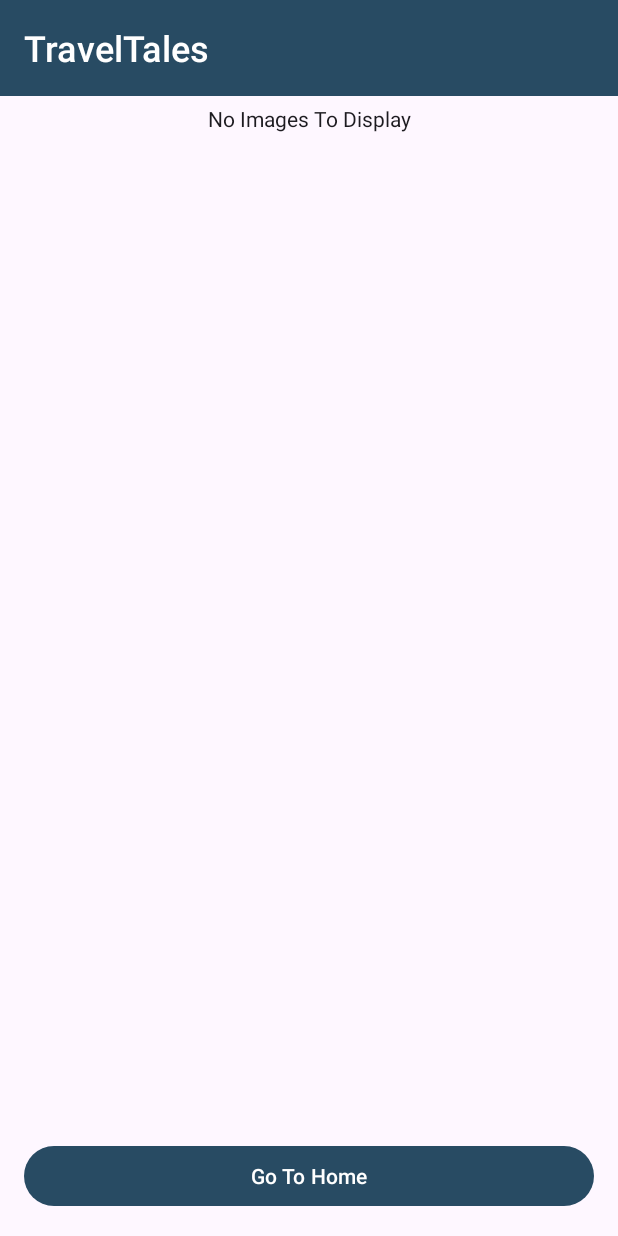
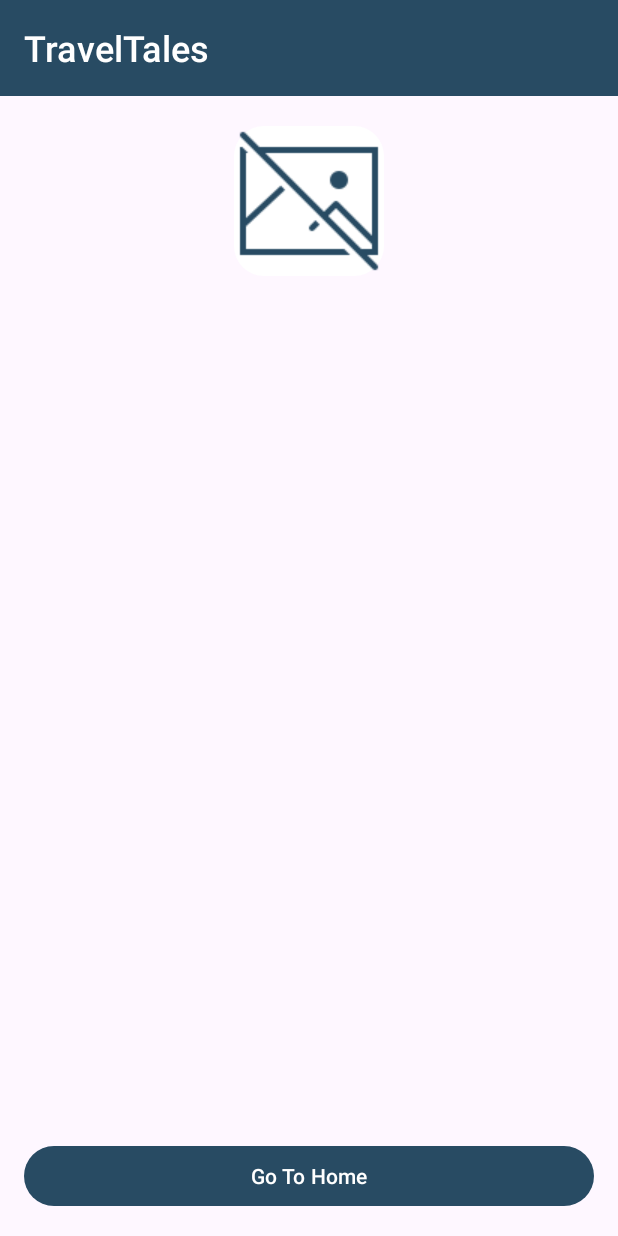
Before and after one commit to harshadayadav154/travel_tales_android, an Android app: the JournalGalleryActivity screen opened directly, with no data from a screen before it, on a phone screen of 412 x 824 dp. Run offline under Robolectric (Android 15) with nearby library versions, the phone set to English and light mode, and no system bars.

Commit message:
fixed layouts

```diff
--- a/app/src/main/java/com/example/travel_tales/activities/JournalGalleryActivity.java
+++ b/app/src/main/java/com/example/travel_tales/activities/JournalGalleryActivity.java
@@ -14,6 +14,7 @@ import androidx.appcompat.app.AppCompatActivity;
 import androidx.core.app.ActivityCompat;
 import androidx.core.content.ContextCompat;
 
+import com.example.travel_tales.R;
 import com.example.travel_tales.adapters.GalleryAdapter;
 import com.example.travel_tales.databinding.ActivityJournalGalleryBinding;
 import com.example.travel_tales.db.DBHelper;
@@ -51,6 +52,7 @@ public class JournalGalleryActivity extends AppCompatActivity implements Adapter
      * Initializes UI components and checks permissions to load images from storage.
      */
     private void initializeComponents() {
+        binding.imageViewNoImg.setVisibility(View.GONE);
         if (ContextCompat.checkSelfPermission(this, Manifest.permission.READ_MEDIA_IMAGES) != PackageManager.PERMISSION_GRANTED) {
             ActivityCompat.requestPermissions(this, new String[]{Manifest.permission.READ_MEDIA_IMAGES}, REQUEST_CODE_STORAGE_PERMISSION);
         } else {
@@ -65,8 +67,8 @@ public class JournalGalleryActivity extends AppCompatActivity implements Adapter
     private void loadImagesFromStorage() {
         try {
             dbHelper = new DBHelper(getApplicationContext());
-            // Fetch image URIs from the database
-            List<String> imagePaths = dbHelper.getImagePathsByUserId(1); // Fix this later for user id
+            // Fetching image URIs from the database
+            List<String> imagePaths = dbHelper.getImagePathsByUserId(1); //todo this later for user id
             if (imagePaths.isEmpty()) {
                 switchToEmptyView();
             } else {
@@ -82,14 +84,24 @@ public class JournalGalleryActivity extends AppCompatActivity implements Adapter
         }
     }
 
+    /**
+     * Switches the view to the gallery view where images are displayed.
+     * This method sets the visibility of the image grid to VISIBLE
+     * and hides the "No Images" text view.
+     */
     private void switchToGalleryView() {
         binding.journalImageGrid.setVisibility(View.VISIBLE);
-        binding.txtNoImages.setVisibility(View.GONE);
     }
 
+    /**
+     * Switches the view to the empty view where no images are available.
+     * This method sets the visibility of the image grid to GONE
+     * and displays the "No Images" text view.
+     */
     private void switchToEmptyView() {
         binding.journalImageGrid.setVisibility(View.GONE);
-        binding.txtNoImages.setVisibility(View.VISIBLE);
+        binding.imageViewNoImg.setVisibility(View.VISIBLE);
+        binding.imageViewNoImg.setImageResource(R.drawable.no_image_icn);
     }
 
     /**
--- a/app/src/main/java/com/example/travel_tales/adapters/JournalListAdapter.java
+++ b/app/src/main/java/com/example/travel_tales/adapters/JournalListAdapter.java
@@ -1,12 +1,16 @@
 package com.example.travel_tales.adapters;
 
+import android.content.res.Resources;
 import android.graphics.Bitmap;
 import android.graphics.BitmapFactory;
+import android.graphics.drawable.Drawable;
 import android.text.method.ScrollingMovementMethod;
+import android.util.Log;
 import android.view.LayoutInflater;
 import android.view.ViewGroup;
 
 import androidx.annotation.NonNull;
+import androidx.core.content.ContextCompat;
 import androidx.recyclerview.widget.RecyclerView;
 
 import com.example.travel_tales.R;
@@ -50,23 +54,34 @@ public class JournalListAdapter extends RecyclerView.Adapter<JournalListAdapter.
 
     @Override
     public void onBindViewHolder(@NonNull JournalEntryViewHolder holder, int position) {
-        // Binding data to the views using view binding
+        // Retrieving the journal entry at the given position
         JournalEntry journal = journalList.get(position);
 
-        // Load image asynchronously if available, otherwise set default image
+        // Loading image asynchronously if available, otherwise set default image
         if (!journal.getImagePaths().isEmpty()) {
+            // Asynchronously loading the image using an executor
             executor.execute(() -> {
+                // Decoding the bitmap from the first image path
                 Bitmap bitmap = BitmapFactory.decodeFile(journal.getImagePaths().get(0));
+                // Setting the bitmap on the ImageView on the UI thread
                 holder.binding.imageViewJournal.post(() -> holder.binding.imageViewJournal.setImageBitmap(bitmap));
             });
         } else {
-            // Set the default image on the UI thread
-            holder.binding.imageViewJournal.post(() -> holder.binding.imageViewJournal.setImageResource(R.drawable.no_image_icn));
+            // Setting the default image on the UI thread if no image is available
+            holder.binding.imageViewJournal.post(() -> {
+                try {
+                    Drawable drawable = ContextCompat.getDrawable(holder.binding.imageViewJournal.getContext(), R.drawable.no_image_icn);
+                    holder.binding.imageViewJournal.setImageDrawable(drawable);
+                } catch (Resources.NotFoundException e) {
+                    Log.e("ViewHolder", "Cannot find image", e);
+                }
+            });
         }
 
+        // Setting the title, date, and description of the journal entry
         holder.binding.textViewTitle.setText(journal.getTitle());
-        // Setting date and description
         holder.binding.textViewDate.setText(DateUtility.formatDateToString(journal.getDate()));
+
         // Setting description with scrolling capability
         holder.binding.textViewDescription.setMovementMethod(new ScrollingMovementMethod());
         holder.binding.textViewDescription.setText(journal.getDescription());
--- a/app/src/main/res/layout/activity_journal_gallery.xml
+++ b/app/src/main/res/layout/activity_journal_gallery.xml
@@ -1,9 +1,5 @@
-<RelativeLayout xmlns:android="http://schemas.android.com/apk/res/android"
-    android:layout_width="match_parent"
-    android:layout_height="match_parent"
-    xmlns:app="http://schemas.android.com/apk/res-auto">
-
-    <LinearLayout
+<LinearLayout xmlns:android="http://schemas.android.com/apk/res/android"
+    xmlns:app="http://schemas.android.com/apk/res-auto"
     android:layout_width="match_parent"
     android:layout_height="match_parent"
     android:orientation="vertical">
@@ -12,47 +8,43 @@
         android:id="@+id/materialToolbar"
         android:layout_width="match_parent"
         android:layout_height="wrap_content"
-            android:layout_marginStart="0dp"
-            android:layout_marginEnd="0dp"
         android:background="?attr/colorPrimary"
-            android:minHeight="?attr/actionBarSize"
-            android:theme="?attr/actionBarTheme"
         app:title="@string/app_name"
         app:titleTextAppearance="@style/Toolbar.TitleText" />
 
     <GridView
         android:id="@+id/journal_image_grid"
         android:layout_width="match_parent"
-            android:layout_height="wrap_content"
-            android:layout_gravity="center"
+        android:layout_height="0dp"
+        android:layout_weight="1"
         android:columnWidth="100dp"
         android:gravity="center"
         android:horizontalSpacing="20dp"
-            android:minHeight="90dp"
         android:numColumns="auto_fit"
         android:stretchMode="columnWidth" />
+
+    <ImageView
+        android:id="@+id/imageViewNoImg"
+        android:layout_width="100dp"
+        android:layout_height="100dp"
+        android:layout_gravity="center"
+        android:layout_marginTop="20dp"
+        android:background="@drawable/rounded_border"
+        android:visibility="gone" />
 
     <TextView
         android:id="@+id/txt_no_images"
         android:layout_width="match_parent"
-            android:layout_height="match_parent"
-            android:layout_marginStart="20dp"
-            android:layout_marginEnd="20dp"
-            android:layout_marginTop="5dp"
-            android:gravity="center_horizontal"
-            android:text="@string/no_images_to_display"
+        android:layout_height="0dp"
+        android:layout_weight="1"
+        android:gravity="center"
         android:textAppearance="@style/TextAppearance.AppCompat.Body1" />
 
-    </LinearLayout>
-
-    <!-- Button at the bottom -->
     <Button
         android:id="@+id/btn_go_to_home"
         android:layout_width="match_parent"
         android:layout_height="wrap_content"
         android:layout_margin="16dp"
-        android:minHeight="48dp"
-        android:text="@string/go_to_home"
-        android:layout_alignParentBottom="true" />
+        android:text="@string/go_to_home" />
 
-</RelativeLayout>
+</LinearLayout>
```
Lines whose indentation alone changed are shown as unchanged.
